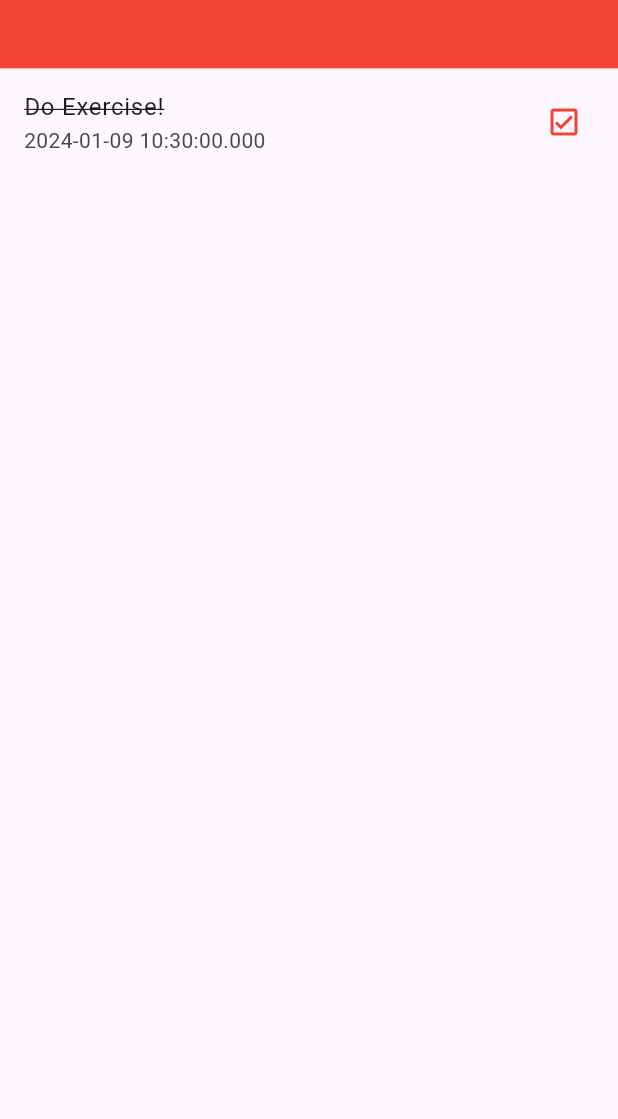
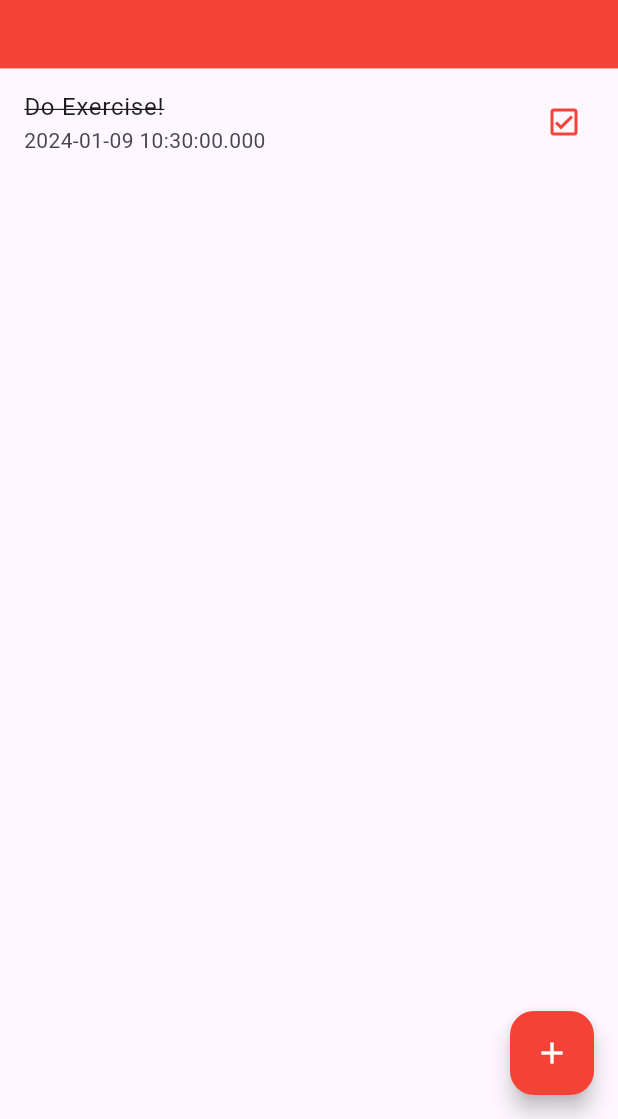
Before and after one commit to Prathamesh-1011/Taskly-App, a Flutter app: the screen it shows after launch, on a phone screen of 412 x 824 dp, the part 117-1236 px from its top. Run offline on Flutter 3.47's test engine with Material 3 defaults, Android fonts, the phone set to English and light mode, and no system bars.

Commit message:
Floating Action Button Widget

```diff
--- a/lib/pages/home_page.dart
+++ b/lib/pages/home_page.dart
@@ -31,6 +31,7 @@ class _HomePageState extends State<HomePage> {
         backgroundColor: Colors.red,
       ),
       body: _tasksList(),
+      floatingActionButton: _addTaskButton(),
     );
   }
 
@@ -55,4 +56,15 @@ class _HomePageState extends State<HomePage> {
       ],
     );
   }
+
+  Widget _addTaskButton() {
+    return FloatingActionButton(
+      backgroundColor: Colors.red,
+      onPressed: () {},
+      child: const Icon(
+        Icons.add,
+        color: Colors.white,
+      ),
+    );
+  }
 }
```
